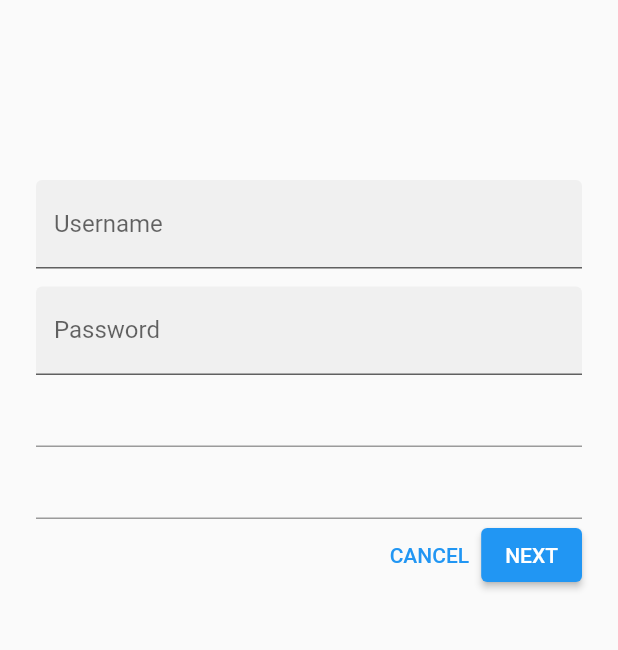
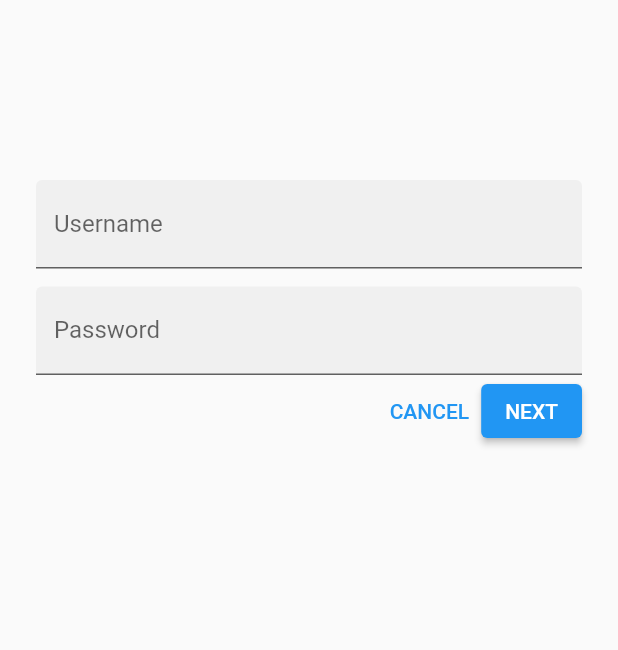
Before and after one commit to Thilelo/DM, a Flutter app: the screen it shows after launch, on a phone screen of 412 x 824 dp, the part 219-869 px from its top. Run offline on Flutter 3.47's test engine with Material 2 defaults, Android fonts, the phone set to English and light mode, and no system bars.

Commit message:
atualizado-14/12/2022v2

```diff
--- a/mdc_100_series/lib/home.dart
+++ b/mdc_100_series/lib/home.dart
@@ -19,6 +19,7 @@ class HomePage extends StatelessWidget {
 
   // TODO: Make a collection of cards (102)
   // TODO: Add a variable for Category (104)
+
   @override
   Widget build(BuildContext context) {
     // TODO: Return an AsymmetricView (104)
--- a/mdc_100_series/lib/login.dart
+++ b/mdc_100_series/lib/login.dart
@@ -25,6 +25,7 @@ class _LoginPageState extends State<LoginPage> {
   // TODO: Add text editing controllers (101)
   final _usernameController = TextEditingController();
   final _passwordController = TextEditingController();
+
   @override
   Widget build(BuildContext context) {
     return Scaffold(
@@ -41,9 +42,11 @@ class _LoginPageState extends State<LoginPage> {
               ],
             ),
             const SizedBox(height: 120.0),
+            // TODO: Remove filled: true values (103)
             // TODO: Add TextField widgets (101)
-            // [Name]
+            // TODO: Add button bar (101)
             TextField(
+              controller: _usernameController,
               decoration: const InputDecoration(
                 filled: true,
                 labelText: 'Username',
@@ -51,30 +54,18 @@ class _LoginPageState extends State<LoginPage> {
             ),
             // spacer
             const SizedBox(height: 12.0),
-            // [Password]
             TextField(
+              controller: _passwordController,
               decoration: const InputDecoration(
                 filled: true,
                 labelText: 'Password',
               ),
               obscureText: true,
             ),
-            // TODO: Remove filled: true values (103)
-            // TODO: Add TextField widgets (101)
-            // [Name]
-            TextField(
-              controller: _usernameController,
-            ),
-            // [Password]
-            TextField(
-              controller: _passwordController,
-            ),
-            // TODO: Add button bar (101)
             OverflowBar(
               alignment: MainAxisAlignment.end,
-              // TODO: Add a beveled rectangular border to CANCEL (103)
               children: <Widget>[
-                // TODO: Add buttons (101)
+                // TODO: Add a beveled rectangular border to CANCEL (103)
                 TextButton(
                   child: const Text('CANCEL'),
                   onPressed: () {
```
